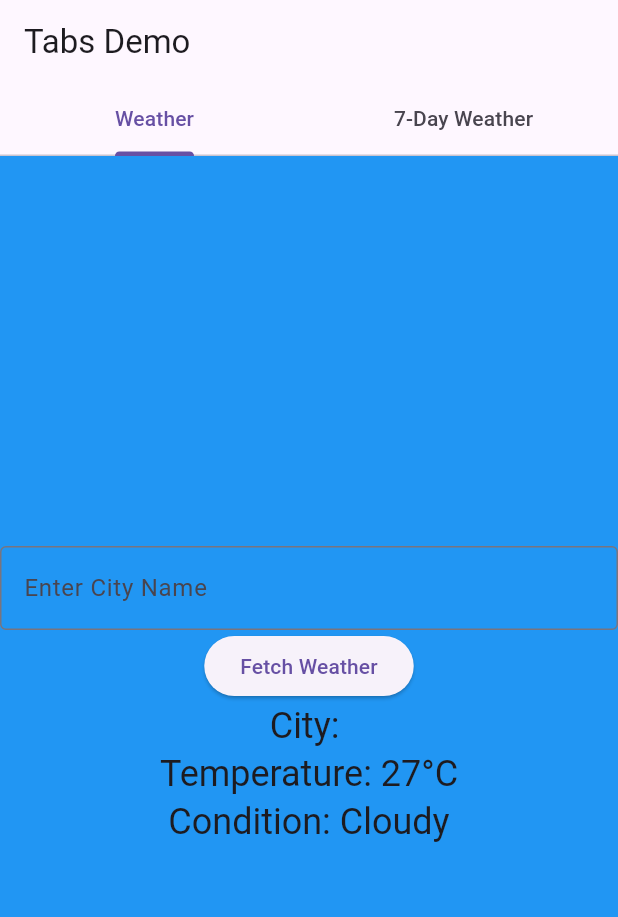
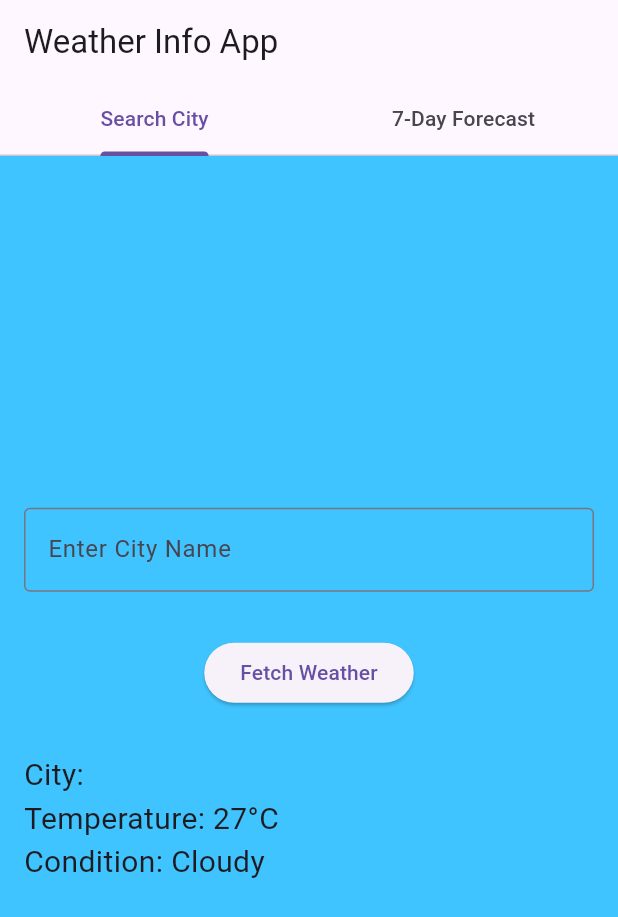
Before and after one commit to Ruhisawant/Weather-Info-App, a Flutter app: the screen it shows after launch, after a tap on "Fetch Weather", on a phone screen of 412 x 824 dp. Shown: the top 917 px of the screen. Run offline on Flutter 3.47's test engine with Material 3 defaults, Android fonts, the phone set to English and light mode, and no system bars.

Commit message:
Final edits

```diff
--- a/lib/main.dart
+++ b/lib/main.dart
@@ -11,31 +11,19 @@ class MyApp extends StatelessWidget {
     return MaterialApp(
       home: DefaultTabController(
         length: 2,
-        child: _TabsNonScrollableDemo(),
+        child: WeatherTabs(),
       ),
     );
   }
 }
 
-class _TabsNonScrollableDemo extends StatefulWidget {
+class WeatherTabs extends StatefulWidget {
   @override
-  __TabsNonScrollableDemoState createState() => __TabsNonScrollableDemoState();
+  _WeatherTabsState createState() => _WeatherTabsState();
 }
 
-class __TabsNonScrollableDemoState extends State<_TabsNonScrollableDemo>
-    with SingleTickerProviderStateMixin, RestorationMixin {
+class _WeatherTabsState extends State<WeatherTabs> with SingleTickerProviderStateMixin {
   late TabController _tabController;
-
-  final RestorableInt tabIndex = RestorableInt(0);
-
-  @override
-  String get restorationId => 'tab_non_scrollable_demo';
-
-  @override
-  void restoreState(RestorationBucket? oldBucket, bool initialRestore) {
-    registerForRestoration(tabIndex, 'tab_index');
-    _tabController.index = tabIndex.value;
-  }
 
   @override
   void initState() {
@@ -49,38 +37,38 @@ class __TabsNonScrollableDemoState extends State<_TabsNonScrollableDemo>
 
   @override
   Widget build(BuildContext context) {
-    final tabs = ['Weather', '7-Day Weather'];
+    final tabs = ['Search City', '7-Day Forecast'];
 
     return Scaffold(
       appBar: AppBar(
-        title: const Text('Tabs Demo'),
+        title: const Text('Weather Info App'),
         bottom: TabBar(
           controller: _tabController,
+          isScrollable: false,
           tabs: [for (final tab in tabs) Tab(text: tab)],
         ),
       ),
-
       body: TabBarView(
         controller: _tabController,
         children: [
-          // tab 1: Weather App
-          _WeatherApp(),
+          // tab 1: City Weather
+          CityWeather(),
 
           // tab 2: 7-Day Weather Forecast
-          _SevenDayWeather(),
+          WeatherForecast(),
         ],
       ),
     );
   }
 }
 
-// Weather App Widget (Tab 1)
-class _WeatherApp extends StatefulWidget {
+// City Weather Widget
+class CityWeather extends StatefulWidget {
   @override
-  __WeatherAppState createState() => __WeatherAppState();
+  _CityWeatherState createState() => _CityWeatherState();
 }
 
-class __WeatherAppState extends State<_WeatherApp> {
+class _CityWeatherState extends State<CityWeather> {
   final TextEditingController _cityController = TextEditingController();
   String _cityName = '';
   String _temperature = '';
@@ -97,10 +85,13 @@ class __WeatherAppState extends State<_WeatherApp> {
   @override
   Widget build(BuildContext context) {
     return Container(
-      color: Colors.blue,
+      color: Colors.lightBlueAccent,
       child: Center(
+        child: Padding(
+          padding: const EdgeInsets.all(16.0),
           child: Column(
             mainAxisAlignment: MainAxisAlignment.center,
+            crossAxisAlignment: CrossAxisAlignment.start,
             children: [
               TextField(
                 controller: _cityController,
@@ -109,22 +100,36 @@ class __WeatherAppState extends State<_WeatherApp> {
                   border: OutlineInputBorder(),
                 ),
               ),
-            ElevatedButton(
+              const SizedBox(height: 30),
+              Center(
+                child: ElevatedButton(
                   onPressed: _fetchWeather,
                   child: const Text('Fetch Weather'),
                 ),
-            Text('City: $_cityName', style: Theme.of(context).textTheme.headlineSmall),
-            Text('Temperature: $_temperature', style: Theme.of(context).textTheme.headlineSmall),
-            Text('Condition: $_weatherCondition', style: Theme.of(context).textTheme.headlineSmall),
+              ),
+              const SizedBox(height: 30),
+              Text(
+                'City: $_cityName',
+                style: const TextStyle(fontSize: 20),
+              ),
+              Text(
+                'Temperature: $_temperature',
+                style: const TextStyle(fontSize: 20),
+              ),
+              Text(
+                'Condition: $_weatherCondition',
+                style: const TextStyle(fontSize: 20),
+              ),
             ],
+          ),
         ),
       ),
     );
   }
 }
 
-// 7-Day Weather Forecast Widget (Tab 2)
-class _SevenDayWeather extends StatelessWidget {
+// 7-Day Weather Forecast Widget
+class WeatherForecast extends StatelessWidget {
   final List<Map<String, String>> _forecastData = List.generate(
     7,
     (index) => {
@@ -137,7 +142,7 @@ class _SevenDayWeather extends StatelessWidget {
   @override
   Widget build(BuildContext context) {
     return Container(
-      color: Colors.green,
+      color: Colors.lightBlueAccent,
       child: ListView.builder(
         itemCount: _forecastData.length,
         itemBuilder: (context, index) {
```
Lines whose indentation alone changed are shown as unchanged.
